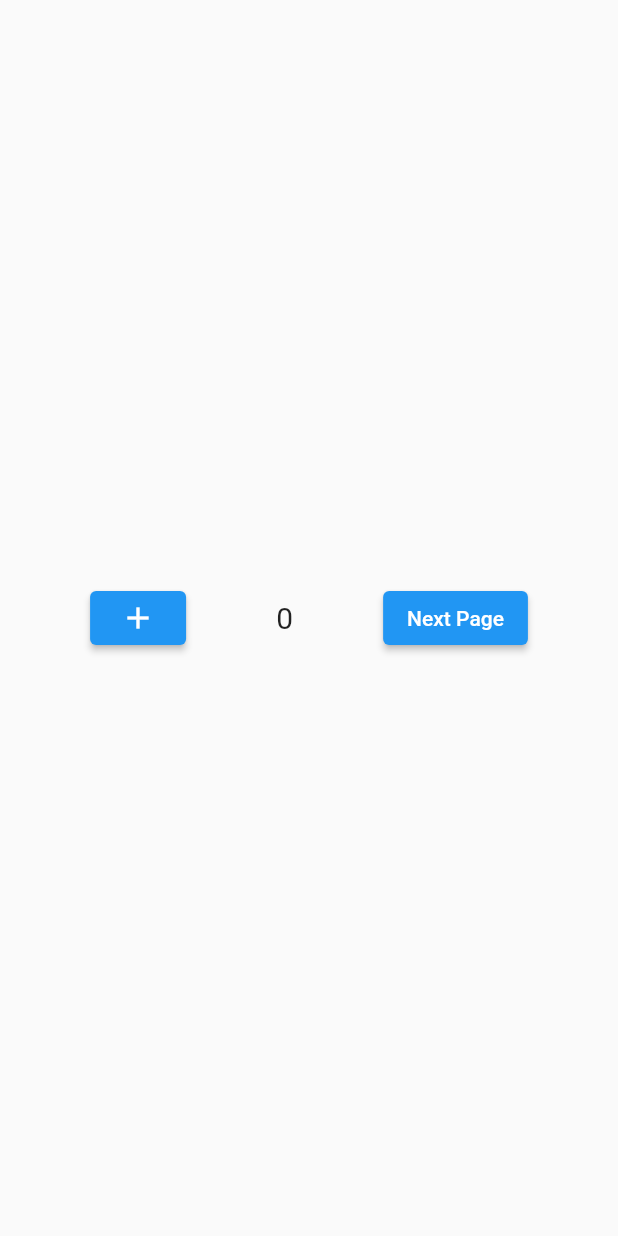
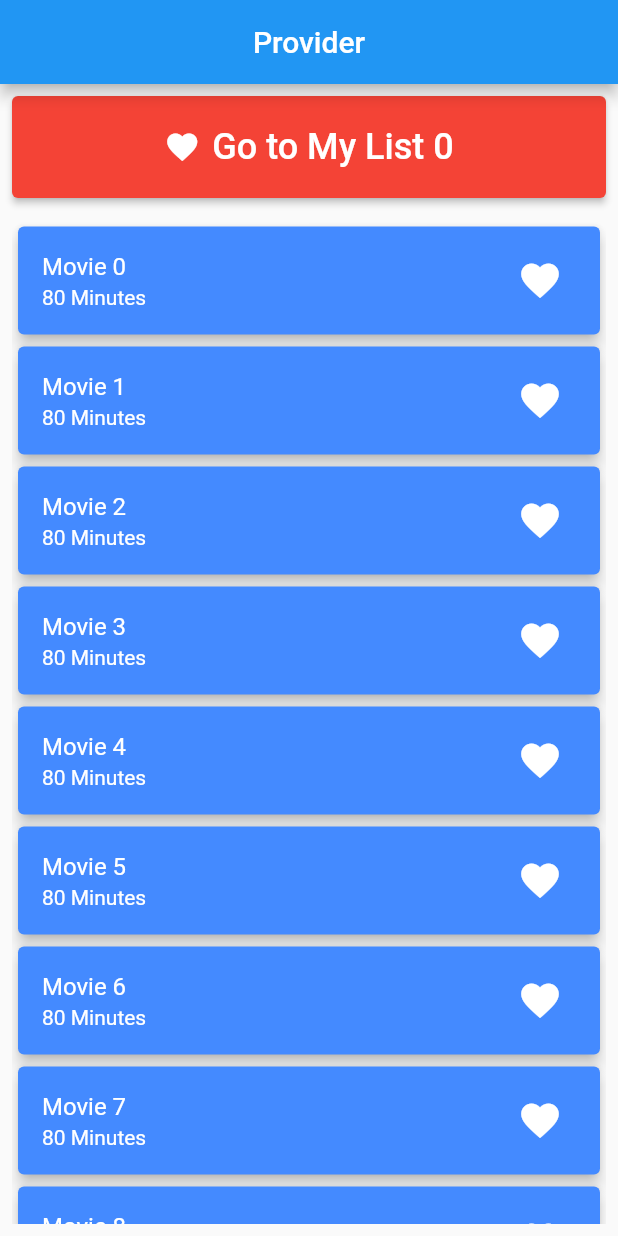
Before and after one commit to KhilanVithani/flutter_provider, a Flutter app: the screen it shows after launch, on a phone screen of 412 x 824 dp. Run offline on Flutter 3.47's test engine with Material 2 defaults, Android fonts, the phone set to English and light mode, and no system bars; our stand-ins replace get.

Commit message:
inital commit

```diff
--- /dev/null
+++ b/lib/Screen/home_screen.dart
@@ -0,0 +1,95 @@
+import 'package:flutter/material.dart';
+import 'package:provider/provider.dart';
+import 'package:provider_state_management/Screen/fav_movies.dart';
+import 'package:provider_state_management/provider/movie_provider.dart';
+
+class HomeScreen extends StatefulWidget {
+  const HomeScreen({super.key});
+
+  @override
+  State<HomeScreen> createState() => _HomeScreenState();
+}
+
+class _HomeScreenState extends State<HomeScreen> {
+  @override
+  Widget build(BuildContext context) {
+    var moives = context.watch<MovieProvider>().movies;
+    var myList = context.watch<MovieProvider>().myList;
+
+    return Scaffold(
+      appBar: AppBar(
+        title: Text("Provider"),
+        centerTitle: true,
+      ),
+      body: Padding(
+        padding: EdgeInsets.all(8.0),
+        child: Column(
+          crossAxisAlignment: CrossAxisAlignment.stretch,
+          children: [
+            ElevatedButton.icon(
+              onPressed: () {
+                Navigator.of(context).push(MaterialPageRoute(
+                  builder: (context) => MyListScreen(),
+                ));
+              },
+              icon: Icon(Icons.favorite),
+              label: Text(
+                "Go to My List ${myList.length}",
+                style: TextStyle(fontSize: 24),
+              ),
+              style: ElevatedButton.styleFrom(
+                backgroundColor: Colors.red,
+                padding: EdgeInsets.all(20),
+              ),
+            ),
+            SizedBox(
+              height: 15,
+            ),
+            Expanded(
+                child: ListView.builder(
+              itemCount: moives.length,
+              itemBuilder: (context, index) {
+                final currentMovie = moives[index];
+                return Card(
+                  key: ValueKey(currentMovie.title),
+                  color: Colors.blueAccent,
+                  elevation: 4,
+                  child: ListTile(
+                    title: Text(
+                      currentMovie.title,
+                      style: TextStyle(color: Colors.white),
+                    ),
+                    subtitle: Text(
+                      currentMovie.duration ?? 'No information',
+                      style: TextStyle(
+                        color: Colors.white,
+                      ),
+                    ),
+                    trailing: IconButton(
+                      onPressed: () {
+                        if (!myList.contains(currentMovie)) {
+                          context.read<MovieProvider>().addToList(currentMovie);
+                        } else {
+                          context
+                              .read<MovieProvider>()
+                              .removeToList(currentMovie);
+                        }
+                      },
+                      icon: Icon(
+                        Icons.favorite,
+                        color: myList.contains(currentMovie)
+                            ? Colors.red
+                            : Colors.white,
+                        size: 30,
+                      ),
+                    ),
+                  ),
+                );
+              },
+            ))
+          ],
+        ),
+      ),
+    );
+  }
+}
--- a/lib/data_class.dart
+++ /dev/null
@@ -1,18 +0,0 @@
-import 'package:flutter/cupertino.dart';
-import 'package:get/get.dart';
-
-class DataClass extends ChangeNotifier {
-  int _x = 0;
-  int get x => _x;
-  void incrementX() {
-    _x++;
-    // update();
-    notifyListeners();
-  }
-
-  void decrementX() {
-    _x--;
-    // update();
-    notifyListeners();
-  }
-}
--- a/lib/home_page.dart
+++ /dev/null
@@ -1,52 +0,0 @@
-import 'package:flutter/material.dart';
-import 'package:get/get.dart';
-import 'package:provider/provider.dart';
-import 'package:provider_state_management/data_class.dart';
-import 'package:provider_state_management/second_page.dart';
-
-class HomePage extends StatefulWidget {
-  const HomePage({Key? key}) : super(key: key);
-
-  @override
-  State<HomePage> createState() => _HomePageState();
-}
-
-class _HomePageState extends State<HomePage> {
-  @override
-  Widget build(BuildContext context) {
-    return Consumer<DataClass>(builder: (context, dataclass, child) {
-      return SafeArea(
-        child: Scaffold(
-          body: Container(
-            alignment: Alignment.center,
-            child: Row(
-              mainAxisAlignment: MainAxisAlignment.center,
-              children: [
-                Spacer(),
-                ElevatedButton(
-                  onPressed: () {
-                    Provider.of<DataClass>(context, listen: false).incrementX();
-                  },
-                  child: Icon(Icons.add),
-                ),
-                Spacer(),
-                Text(
-                  "${dataclass.x}",
-                  style: TextStyle(fontSize: 20),
-                ),
-                Spacer(),
-                ElevatedButton(
-                  onPressed: () {
-                    Get.to(SecondPage());
-                  },
-                  child: Text("Next Page"),
-                ),
-                Spacer(),
-              ],
-            ),
-          ),
-        ),
-      );
-    });
-  }
-}
--- a/lib/main.dart
+++ b/lib/main.dart
@@ -1,8 +1,8 @@
 import 'package:flutter/material.dart';
 import 'package:get/get.dart';
 import 'package:provider/provider.dart';
-import 'package:provider_state_management/data_class.dart';
-import 'package:provider_state_management/home_page.dart';
+import 'package:provider_state_management/Screen/home_screen.dart';
+import 'package:provider_state_management/provider/movie_provider.dart';
 
 void main() {
   runApp(const MyApp());
@@ -17,11 +17,11 @@ class MyApp extends StatelessWidget {
     // Get.lazyPut(() => DataClass());
 
     return ChangeNotifierProvider(
-      create: (BuildContext context) => DataClass(),
+      create: (context) => MovieProvider(),
       child: GetMaterialApp(
         debugShowCheckedModeBanner: false,
         title: 'Flutter Demo',
-        home: HomePage(),
+        home: HomeScreen(),
       ),
     );
   }
--- /dev/null
+++ b/lib/model/movie_model.dart
@@ -0,0 +1,6 @@
+class Movie {
+  final String title;
+  final String? duration;
+
+  Movie({required this.title, this.duration});
+}
--- /dev/null
+++ b/lib/provider/movie_provider.dart
@@ -0,0 +1,29 @@
+import 'dart:math';
+
+import 'package:flutter/cupertino.dart';
+
+import '../model/movie_model.dart';
+
+final List<Movie> initalData = List.generate(
+    50,
+    (index) => Movie(
+        title: "Movie ${index}",
+        duration: "${Random().nextInt(100) + 60} Minutes"));
+
+class MovieProvider with ChangeNotifier {
+  final List<Movie> _movies = initalData;
+  List<Movie> get movies => _movies;
+
+  final List<Movie> _myList = [];
+  List<Movie> get myList => _myList;
+
+  void addToList(Movie movie) {
+    _myList.add(movie);
+    notifyListeners();
+  }
+
+  void removeToList(Movie movie) {
+    _myList.remove(movie);
+    notifyListeners();
+  }
+}
```
Also changed, not shown: lib/Screen/fav_movies.dart (added, +45 -0 lines), lib/second_page.dart (deleted, +0 -52 lines).
